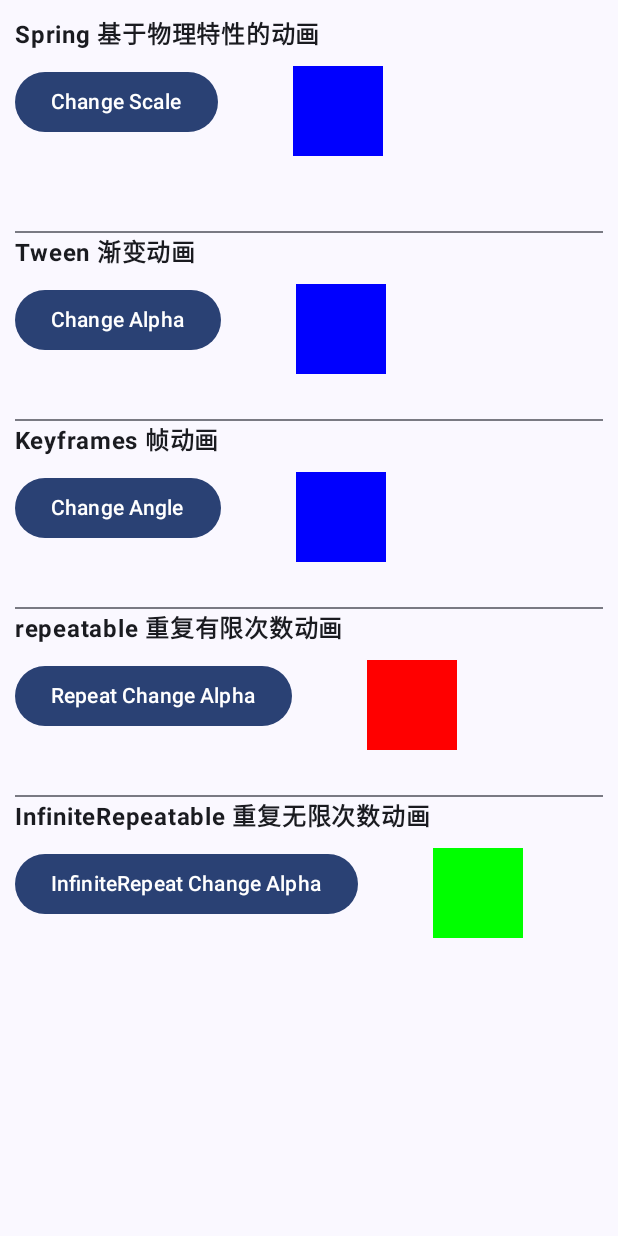
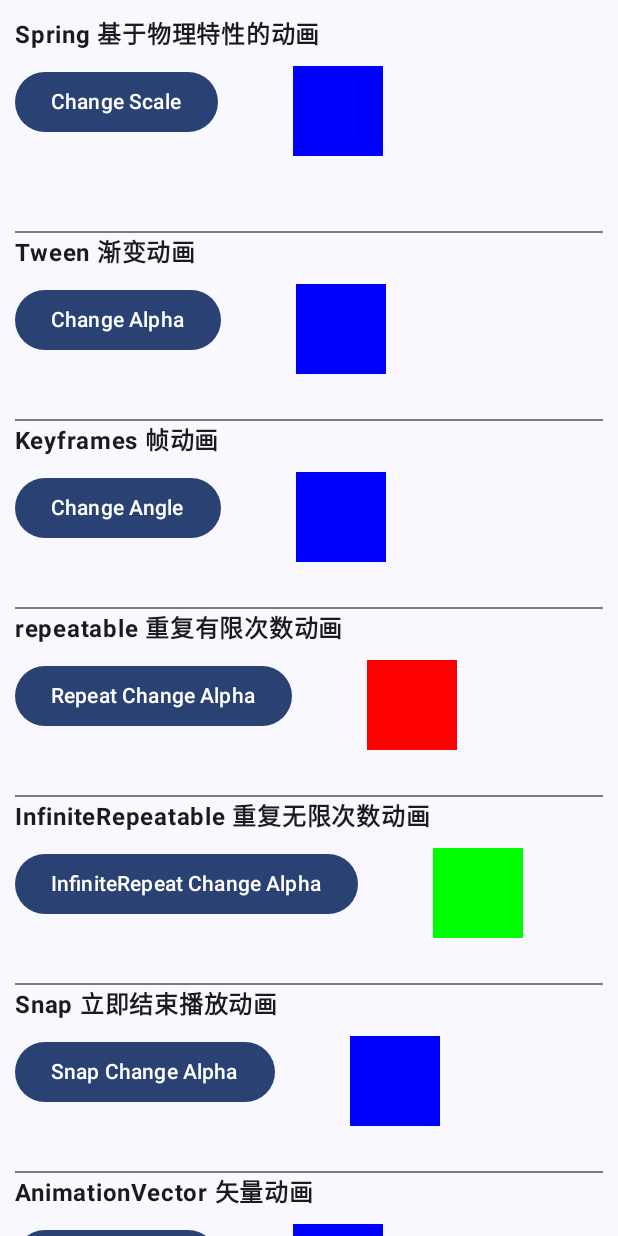
Before and after one commit to guanjiayo/MyComposeTest, an Android app built with Jetpack Compose: the CustomAnimationActivity screen opened directly, with no data from a screen before it, on a phone screen of 412 x 824 dp. Run offline under Robolectric (Android 15) with nearby library versions, the phone set to English and light mode, and no system bars.

Commit message:
1. 自定义动画(结束) 2. 新增点击手势

```diff
--- a/app/src/main/AndroidManifest.xml
+++ b/app/src/main/AndroidManifest.xml
@@ -49,6 +49,8 @@
         <activity android:name="zs.xmx.compose.animation.HighLevelAnimationActivity" />
         <activity android:name="zs.xmx.compose.animation.LowLevelAnimationActivity" />
         <activity android:name="zs.xmx.compose.animation.CustomAnimationActivity" />
+        <activity android:name="zs.xmx.compose.gesture.ClickableActivity" />
+        <activity android:name="zs.xmx.compose.gesture.ScrollableActivity" />
     </application>
 
 </manifest>
--- a/app/src/main/java/zs/xmx/compose/animation/CustomAnimationActivity.kt
+++ b/app/src/main/java/zs/xmx/compose/animation/CustomAnimationActivity.kt
@@ -3,14 +3,18 @@ package zs.xmx.compose.animation
 import android.os.Bundle
 import androidx.activity.compose.setContent
 import androidx.appcompat.app.AppCompatActivity
+import androidx.compose.animation.core.AnimationVector2D
 import androidx.compose.animation.core.FastOutLinearInEasing
 import androidx.compose.animation.core.LinearOutSlowInEasing
 import androidx.compose.animation.core.RepeatMode
 import androidx.compose.animation.core.Spring
+import androidx.compose.animation.core.TwoWayConverter
 import androidx.compose.animation.core.animateFloatAsState
+import androidx.compose.animation.core.animateValueAsState
 import androidx.compose.animation.core.infiniteRepeatable
 import androidx.compose.animation.core.keyframes
 import androidx.compose.animation.core.repeatable
+import androidx.compose.animation.core.snap
 import androidx.compose.animation.core.spring
 import androidx.compose.animation.core.tween
 import androidx.compose.foundation.background
@@ -41,12 +45,12 @@ import androidx.compose.ui.draw.rotate
 import androidx.compose.ui.draw.scale
 import androidx.compose.ui.graphics.Color
 import androidx.compose.ui.text.font.FontWeight
+import androidx.compose.ui.unit.Dp
 import androidx.compose.ui.unit.dp
 import zs.xmx.compose.theme.MyTestTheme
 
 class CustomAnimationActivity : AppCompatActivity() {
 
-    private val TAG = CustomAnimationActivity::class.java.simpleName
     override fun onCreate(savedInstanceState: Bundle?) {
         super.onCreate(savedInstanceState)
         setContent {
@@ -83,7 +87,10 @@ class CustomAnimationActivity : AppCompatActivity() {
             RepeatableAnimExample()
             //InfiniteRepeatable 重复无限次数动画
             InfiniteRepeatableAnimExample()
-
+            //Snap 立即结束播放动画
+            SnapAnimExample()
+            //AnimationVector 矢量动画
+            AnimationVectorExample()
         }
 
     }
@@ -247,4 +254,73 @@ class CustomAnimationActivity : AppCompatActivity() {
         }
     }
 
+    @Composable
+    private fun SnapAnimExample() {
+        Spacer(modifier = Modifier.height(10.dp))
+        Divider(modifier = Modifier.fillMaxWidth())
+        Text(text = "Snap 立即结束播放动画", fontWeight = FontWeight.Bold)
+
+        var animEnabled by remember { mutableStateOf(false) }
+
+        val alpha by animateFloatAsState(
+            targetValue = if (animEnabled) 0.0f else 1f, animationSpec = snap(
+                delayMillis = 300
+            ), label = "SnapAnim"
+        )
+        Spacer(modifier = Modifier.height(10.dp))
+        Row(modifier = Modifier.height(80.dp)) {
+            Button(onClick = { animEnabled = !animEnabled }) {
+                Text(text = "Snap Change Alpha")
+            }
+            Box(
+                modifier = Modifier
+                    .padding(start = 50.dp)
+                    .size(60.dp)
+                    .alpha(alpha)
+                    .background(Color.Blue)
+            )
+        }
+    }
+
+    data class MySize(val width: Dp, val height: Dp)
+
+    /**
+     * 用于为动画效果拓展其他数据类型
+     * 核心:  TwoWayConverter 替换 animate*AsState 的 *
+     * 通过这种方式，动画中使用的每种数据类型都可以根据其维度转换为 (1,2,3,4个自定义数据类型参数)
+     * AnimationVector1D、AnimationVector2D、AnimationVector3D 或 AnimationVector4D。
+     * 这样可为对象的不同组件单独添加动画效果
+     */
+    @Composable
+    private fun AnimationVectorExample() {
+        Spacer(modifier = Modifier.height(10.dp))
+        Divider(modifier = Modifier.fillMaxWidth())
+        Text(text = "AnimationVector 矢量动画", fontWeight = FontWeight.Bold)
+
+        var animEnabled by remember { mutableStateOf(false) }
+
+        val animSize: MySize by animateValueAsState(
+            targetValue = if (animEnabled) MySize(150.dp, 80.dp) else MySize(60.dp, 60.dp),
+            typeConverter = TwoWayConverter(convertToVector = { size: MySize ->
+                AnimationVector2D(size.width.value, size.height.value)
+            }, convertFromVector = { vector: AnimationVector2D ->
+                MySize(vector.v1.dp, vector.v2.dp)
+            }), animationSpec = spring(
+                dampingRatio = Spring.DampingRatioMediumBouncy, stiffness = Spring.StiffnessLow
+            ), label = "AnimationVector"
+        )
+
+        Spacer(modifier = Modifier.height(10.dp))
+        Row(modifier = Modifier.height(100.dp)) {
+            Button(onClick = { animEnabled = !animEnabled }) {
+                Text(text = "Change Scale")
+            }
+            Box(
+                modifier = Modifier
+                    .padding(start = 50.dp)
+                    .size(width = animSize.width, height = animSize.height)
+                    .background(Color.Blue)
+            )
+        }
+    }
 }
--- a/app/src/main/java/zs/xmx/compose/animation/HighLevelAnimationActivity.kt
+++ b/app/src/main/java/zs/xmx/compose/animation/HighLevelAnimationActivity.kt
@@ -123,7 +123,7 @@ class HighLevelAnimationActivity : AppCompatActivity() {
             }
         }
 
-        AnimatedVisibility(visibleState = state,
+        AnimatedVisibility(visibleState = state,//targetState
             enter = slideIn { IntOffset(400, 400) } + expandIn(),
             exit = slideOut { IntOffset(400, 400) } + shrinkOut()) {
             Text(
```
Also changed, not shown: app/src/main/java/zs/xmx/compose/MainActivity.kt (+16 -0 lines), app/src/main/java/zs/xmx/compose/animation/LowLevelAnimationActivity.kt (+16 -13 lines), app/src/main/java/zs/xmx/compose/gesture/ClickableActivity.kt (added, +144 -0 lines), app/src/main/java/zs/xmx/compose/gesture/ScrollableActivity.kt (added, +108 -0 lines), 1 other file.
